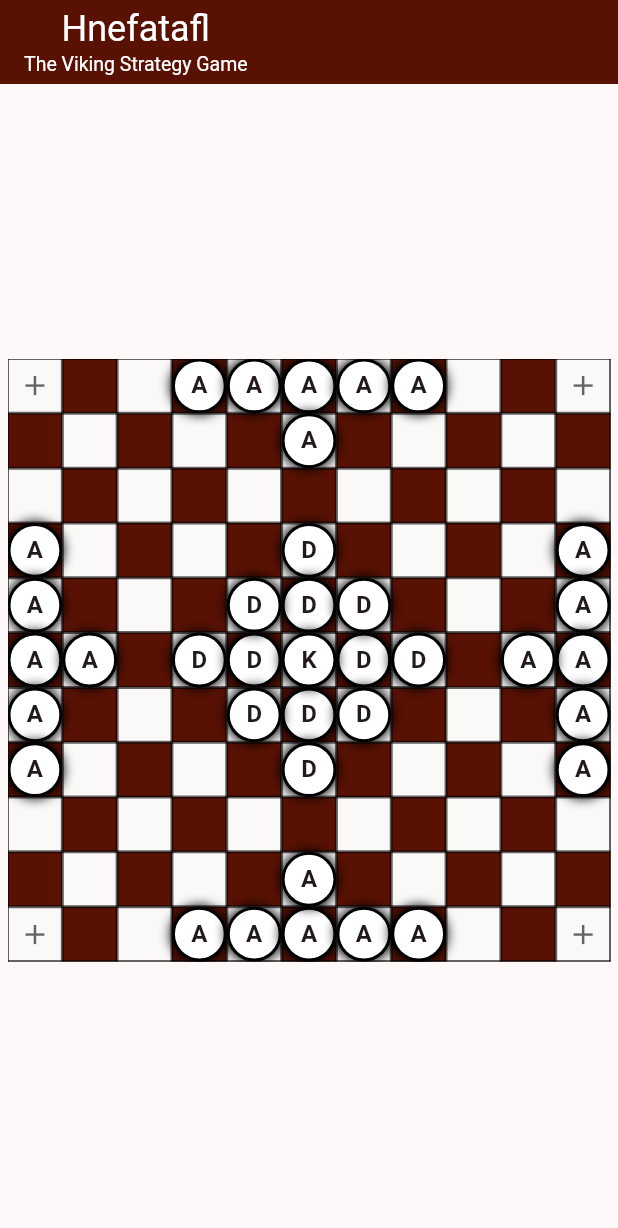
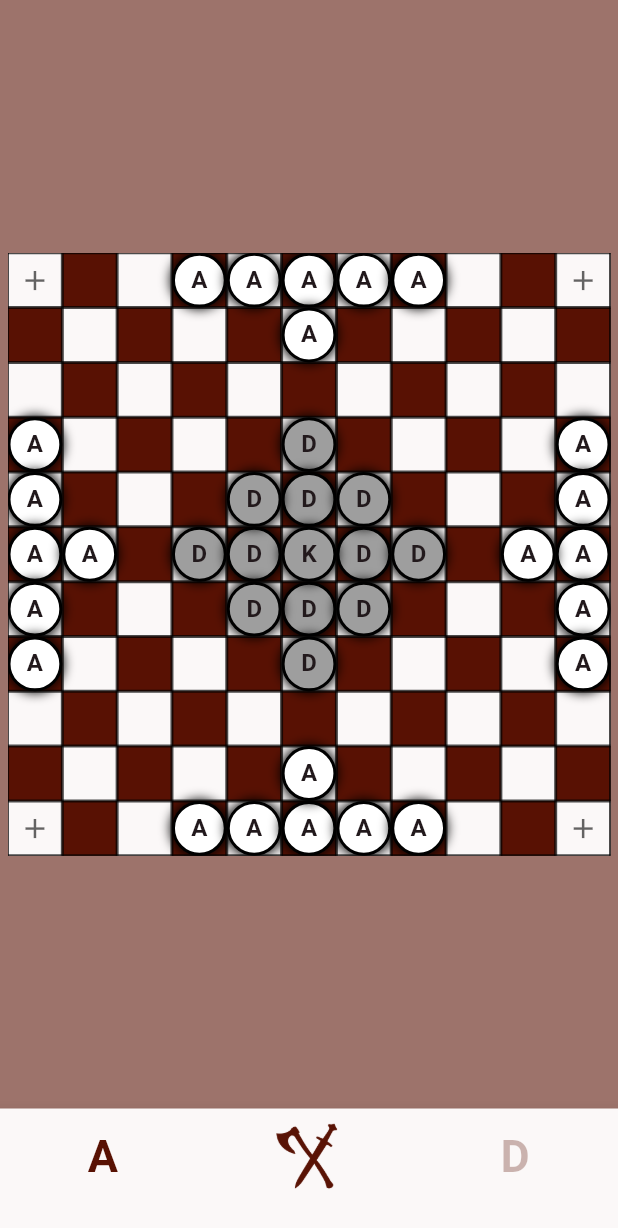
Before and after one commit to merinalally/hnefatafl_app, a Flutter app: the screen it shows after launch, on a phone screen of 412 x 824 dp. Shown: the top 1228 px of the screen. Run offline on Flutter 3.47's test engine with Material 3 defaults, Android fonts, the phone set to English and light mode, and no system bars; our stand-ins replace flutter_riverpod.

Commit message:
Simplify and start customizing UI
Simplify and start customizing UI

```diff
--- a/lib/game_board_app.dart
+++ b/lib/game_board_app.dart
@@ -1,5 +1,10 @@
 import 'package:flutter/material.dart';
+import 'package:tafl_app/core/tafl_app_bar.dart';
 import 'package:tafl_app/widget/game_board_view.dart';
+
+
+//TODO add rules
+//TODO add Crow animations
 
 class GameBoardApp extends StatelessWidget {
 
@@ -26,34 +31,40 @@ class BoardScreen extends StatelessWidget {
   @override
   Widget build(BuildContext context) {
     return Scaffold(
-      appBar: AppBar(
-        title: Column(
-          mainAxisSize: MainAxisSize.min,
-          children: [
-            const Text(
-              'Hnefatafl',
-            style: TextStyle(
-              color: Colors.white,
-              fontWeight: FontWeight.w400,
-              fontSize: 24,),
-            ),
-            const Text(
-              'The Viking Strategy Game',
-            style: TextStyle(
-              color: Colors.white,
-              fontWeight: FontWeight.w400,
-              fontSize: 13,),
-            ),
-          ],
-        ),
-        backgroundColor: const Color.fromARGB(255, 88, 17, 3),
-      ),
+      //appBar: TaflAppBar(),
+      backgroundColor: const Color.fromARGB(150, 88, 17, 3),
       body: Padding(
         padding: const EdgeInsets.all(5.0),
         child: Center(
           child: GameBoardView(),
         ),
       ),
+      bottomNavigationBar: Theme(
+        data: Theme.of(context).copyWith(
+          splashColor: Colors.transparent,
+          highlightColor: Colors.transparent,
+        ),
+        child: BottomNavigationBar(
+          backgroundColor: const Color.fromARGB(255, 251, 248, 248),
+          onTap: (index){
+            // Handle navigation tap
+          },
+          items: [
+            BottomNavigationBarItem(
+              label: '',
+              icon: Text('A', style: TextStyle(fontSize: 30, fontWeight: FontWeight.bold, color: const Color.fromARGB(255, 88, 17, 3)),),
+            ),
+            BottomNavigationBarItem(
+              label: '',
+              icon: Image.asset('assets/images/weapons.png', color: const Color.fromARGB(255, 88, 17, 3), width: 50, height: 50,),
+            ),
+            BottomNavigationBarItem(
+              label: '',
+              icon: Text('D', style: TextStyle(fontSize: 30, fontWeight: FontWeight.bold, color: const Color.fromARGB(255, 88, 17, 3).withValues(alpha: 0.3)),),
+            ),
+          ],
+        ),
+      ),
     );
   }
 
--- a/lib/widget/active_widget.dart
+++ b/lib/widget/active_widget.dart
@@ -42,7 +42,7 @@ class AnimatedPositionedWidget extends StatelessWidget {
       child: DraggablePiece(
         isDraggable: isDraggable,
         // (Optional) give the piece a label/icon; purely visual
-        child: PieceVisual(label: label),
+        child: PieceVisual.active(label: label),
         // On drag end, snap to nearest cell
         onDragEnd: onDragEnd,
         /*
@@ -94,7 +94,7 @@ class InactiveWidget extends StatelessWidget {
         onEnd: onAnimationEnd,
         opacity: isCaptured ? 0 : 1.0,
         duration: const Duration(milliseconds: 120),
-        child: PieceVisual(label: label,),
+        child: PieceVisual.inactive(label: label,),
         ),
     );
   }
--- a/lib/widget/game_piece_visual.dart
+++ b/lib/widget/game_piece_visual.dart
@@ -2,14 +2,31 @@ import 'package:flutter/material.dart';
 
 /// Simple circular piece visual with a label.
 class PieceVisual extends StatelessWidget {
-  const PieceVisual({required this.label});
+
+  const PieceVisual({
+    super.key,
+    required this.label,
+    required this.color,
+  });
+
+  PieceVisual.active({
+    super.key,
+    required this.label,
+  }) : color = Colors.white;
+
+  PieceVisual.inactive({
+    super.key,
+    required this.label,
+  }) : color = Colors.grey;
+
   final String label;
+  final Color color;
 
   @override
   Widget build(BuildContext context) {
     return DecoratedBox(
       decoration: BoxDecoration(
-        color: Colors.white,
+        color: color,
         shape: BoxShape.circle,
         boxShadow: const [BoxShadow(blurRadius: 6, spreadRadius: 1)],
         border: Border.all(width: 2),
--- a/lib/widget/grid_board_painter.dart
+++ b/lib/widget/grid_board_painter.dart
@@ -17,7 +17,7 @@ class GridBoardPainter extends CustomPainter {
     final border = Paint()
       ..style = PaintingStyle.stroke
       ..strokeWidth = 2
-      ..color = Colors.black.withValues(alpha:0.6);
+      ..color = Colors.black.withValues(alpha:0.7);
 
     // Fill alternating cells
     for (int r = 0; r < rows; r++) {
--- a/pubspec.yaml
+++ b/pubspec.yaml
@@ -60,8 +60,10 @@ flutter:
   uses-material-design: true
 
   # To add assets to your application, add an assets section, like this:
-  # assets:
-  #   - images/a_dot_burr.jpeg
+  assets:
+    - assets/images/attackers.png
+    - assets/images/defenders.png
+    - assets/images/weapons.png
   #   - images/a_dot_ham.jpeg
 
   # An image asset can refer to one or more resolution-specific "variants", see
```
Also changed, not shown: lib/controller/game_controller.dart (+6 -4 lines), lib/core/tafl_app_bar.dart (added, +31 -0 lines), assets/images/attackers.png (added), assets/images/defenders.png (added), assets/images/weapons.png (added).
